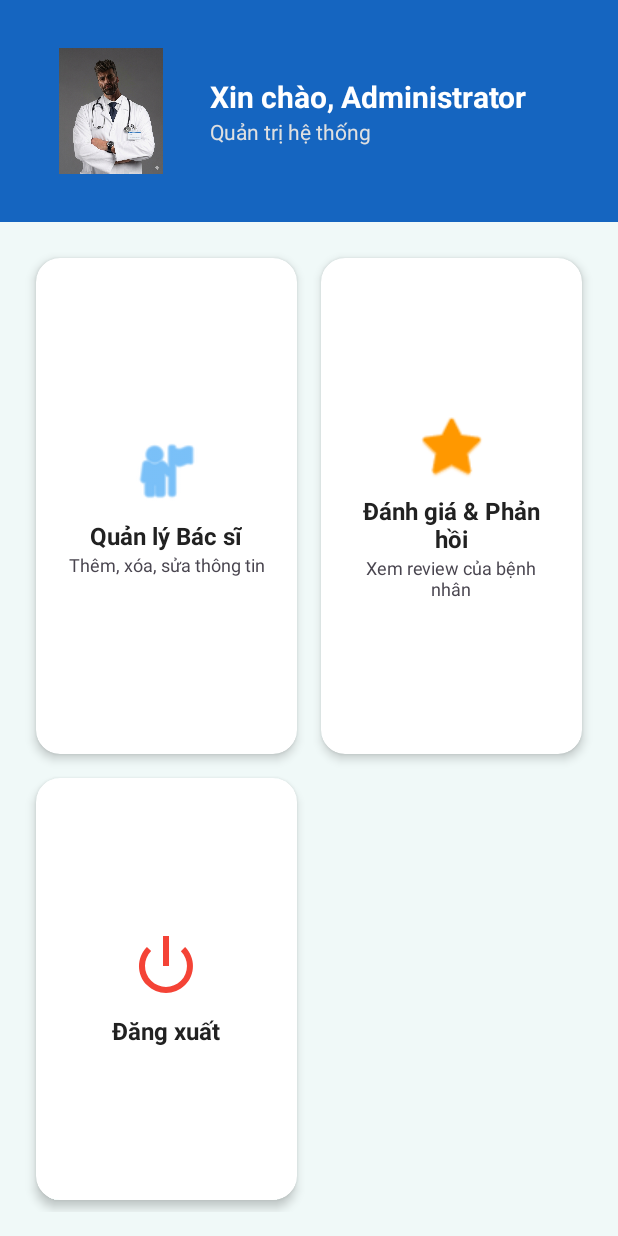
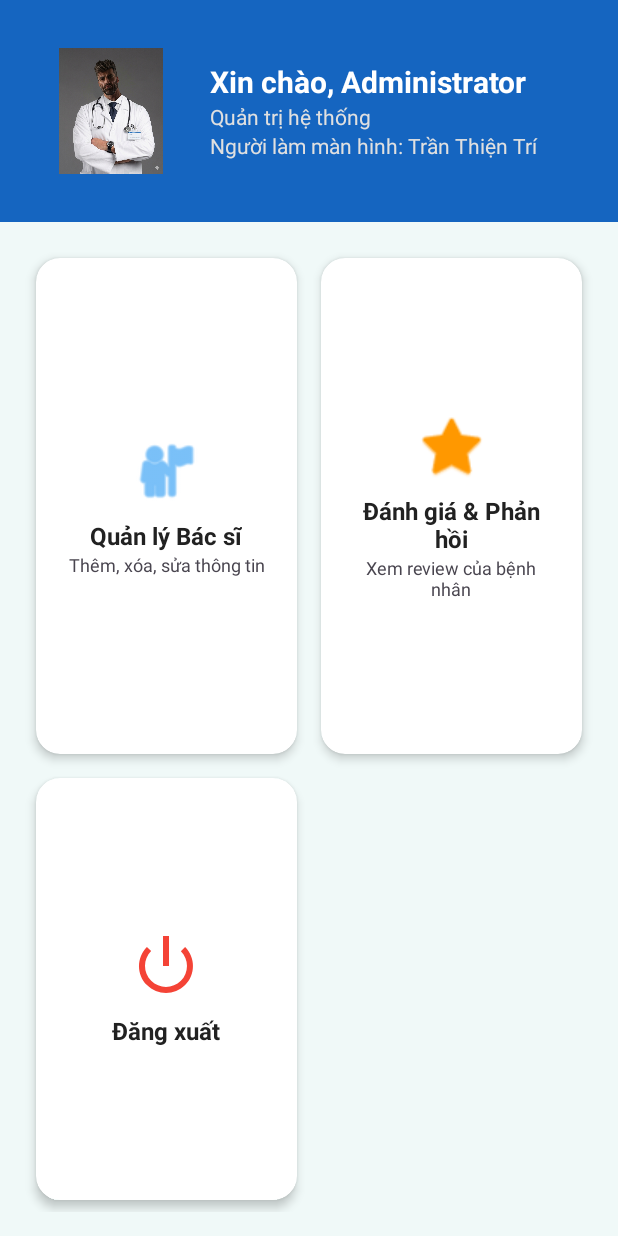
Before and after one commit to ErichNguyen1312/Project_QuanLyBenhAn, an Android app: the MainScreen_Admin screen opened directly, with no data from a screen before it, on a phone screen of 412 x 824 dp. Run offline under Robolectric (Android 15) with nearby library versions, the phone set to English and light mode, and no system bars.

Commit message:
Thêm tiêu đề

```diff
--- a/app/src/main/res/layout/activity_chi_tiet_don_thuoc.xml
+++ b/app/src/main/res/layout/activity_chi_tiet_don_thuoc.xml
@@ -33,7 +33,7 @@
         <TextView
             android:layout_width="wrap_content"
             android:layout_height="wrap_content"
-            android:text="Chi Tiết Đơn Thuốc"
+            android:text="Chi Tiết Đơn Thuốc\nBá Quang Tuyên"
             android:textColor="@android:color/white"
             android:textSize="20sp"
             android:textStyle="bold"
--- a/app/src/main/res/layout/activity_danh_sach_don_thuoc.xml
+++ b/app/src/main/res/layout/activity_danh_sach_don_thuoc.xml
@@ -33,7 +33,7 @@
         <TextView
             android:layout_width="wrap_content"
             android:layout_height="wrap_content"
-            android:text="Danh sách Đơn Thuốc"
+            android:text="Danh sách Đơn Thuốc\nBá Quang Tuyên"
             android:textColor="@android:color/white"
             android:textSize="20sp"
             android:textStyle="bold"
--- a/app/src/main/res/layout/activity_don_thuoc.xml
+++ b/app/src/main/res/layout/activity_don_thuoc.xml
@@ -30,7 +30,7 @@
         <TextView
             android:layout_width="wrap_content"
             android:layout_height="wrap_content"
-            android:text="Đơn Thuốc"
+            android:text="Đơn Thuốc\nBá Quang Tuyên"
             android:textColor="@android:color/white"
             android:textSize="20sp"
             android:textStyle="bold"
--- a/app/src/main/res/layout/activity_main_screen_admin.xml
+++ b/app/src/main/res/layout/activity_main_screen_admin.xml
@@ -12,6 +12,7 @@
         android:background="#1565C0"
         android:gravity="center_vertical"
         android:padding="24dp">
+
 
         <ImageView
             android:layout_width="100dp"
@@ -38,6 +39,13 @@
                 android:layout_width="wrap_content"
                 android:layout_height="wrap_content"
                 android:text="Quản trị hệ thống"
+                android:textColor="#E0E0E0"
+                android:textSize="14sp" />
+
+            <TextView
+                android:layout_width="wrap_content"
+                android:layout_height="wrap_content"
+                android:text="Người làm màn hình: Trần Thiện Trí"
                 android:textColor="#E0E0E0"
                 android:textSize="14sp" />
         </LinearLayout>
--- a/app/src/main/res/layout/activity_screen_bac_si_add.xml
+++ b/app/src/main/res/layout/activity_screen_bac_si_add.xml
@@ -20,7 +20,7 @@
             android:layout_width="wrap_content"
             android:layout_height="wrap_content"
             android:layout_marginStart="16dp"
-            android:text="Thêm Bác sĩ Mới"
+            android:text="Thêm Bác sĩ Mới - Trần Thiện Trí"
             android:textColor="#FFF"
             android:textSize="20sp"
             android:textStyle="bold" />
--- a/app/src/main/res/layout/activity_screen_bac_si_detail.xml
+++ b/app/src/main/res/layout/activity_screen_bac_si_detail.xml
@@ -32,7 +32,7 @@
             android:layout_height="wrap_content"
             android:layout_weight="1"
             android:gravity="center"
-            android:text="Thông tin Bác sĩ"
+            android:text="Thông tin Bác sĩ - Trần Thiện Trí"
             android:textColor="#FFFFFF"
             android:textSize="20sp"
             android:textStyle="bold" />
--- a/app/src/main/res/layout/activity_screen_bac_si_edit.xml
+++ b/app/src/main/res/layout/activity_screen_bac_si_edit.xml
@@ -22,7 +22,7 @@
             android:layout_width="wrap_content"
             android:layout_height="wrap_content"
             android:layout_marginStart="16dp"
-            android:text="Chỉnh sửa thông tin"
+            android:text="Chỉnh sửa thông tin - Trần Thiện Trí"
             android:textColor="#FFF"
             android:textSize="20sp"
             android:textStyle="bold" />
--- a/app/src/main/res/layout/activity_screen_danh_gia_detail.xml
+++ b/app/src/main/res/layout/activity_screen_danh_gia_detail.xml
@@ -25,7 +25,7 @@
             android:layout_width="wrap_content"
             android:layout_height="wrap_content"
             android:layout_marginStart="16dp"
-            android:text="Chi tiết đánh giá"
+            android:text="Chi tiết đánh giá - Trần Thiện Trí"
             android:textColor="#FFFFFF"
             android:textSize="20sp"
             android:textStyle="bold" />
--- a/app/src/main/res/layout/activity_screen_danh_gia_main.xml
+++ b/app/src/main/res/layout/activity_screen_danh_gia_main.xml
@@ -31,7 +31,7 @@
                 android:layout_width="wrap_content"
                 android:layout_height="wrap_content"
                 android:layout_marginStart="16dp"
-                android:text="Thống kê đánh giá"
+                android:text="Thống kê đánh giá - Trần Thiện Trí"
                 android:textColor="#FFFFFF"
                 android:textSize="20sp"
                 android:textStyle="bold" />
--- a/app/src/main/res/layout/activity_sua_don_thuoc.xml
+++ b/app/src/main/res/layout/activity_sua_don_thuoc.xml
@@ -33,7 +33,7 @@
         <TextView
             android:layout_width="wrap_content"
             android:layout_height="wrap_content"
-            android:text="Chỉnh sửa Đơn Thuốc"
+            android:text="Chỉnh sửa Đơn Thuốc\nBá Quang Tuyên"
             android:textColor="@android:color/white"
             android:textSize="20sp"
             android:textStyle="bold"
--- a/app/src/main/res/layout/activity_them_don_thuoc.xml
+++ b/app/src/main/res/layout/activity_them_don_thuoc.xml
@@ -33,7 +33,7 @@
         <TextView
             android:layout_width="wrap_content"
             android:layout_height="wrap_content"
-            android:text="Kê Đơn Thuốc Mới"
+            android:text="Kê Đơn Thuốc Mới\nBá Quang Tuyên"
             android:textColor="@android:color/white"
             android:textSize="20sp"
             android:textStyle="bold"
```
